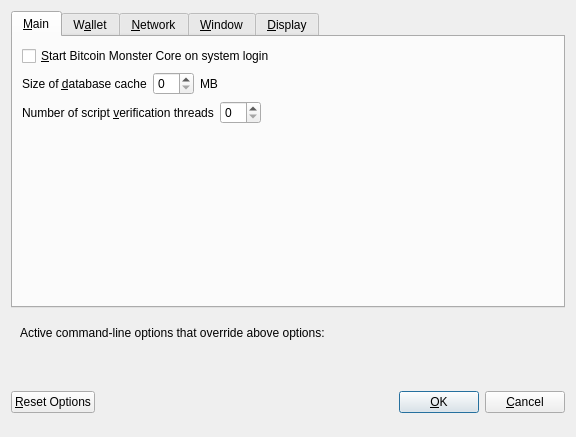
The window that src/qt/forms/optionsdialog.ui (Bitcoin-Monster/BTCMonster) describes before a commit, drawn with Qt 5.
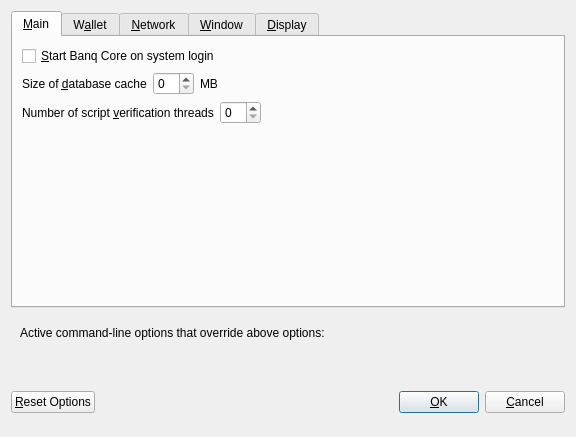
The same window after the commit. Custom widgets are drawn as their Qt base class.

```diff
--- a/src/qt/forms/optionsdialog.ui
+++ b/src/qt/forms/optionsdialog.ui
@@ -33,7 +33,7 @@
           <string>Automatically start Bitcoin Monster Core after logging in to the system.</string>
          </property>
          <property name="text">
-          <string>&amp;Start Bitcoin Monster Core on system login</string>
+          <string>&amp;Start Banq Core on system login</string>
          </property>
         </widget>
        </item>
```
Left out of the diff: 14 changed lines with no effect on the pictures.
